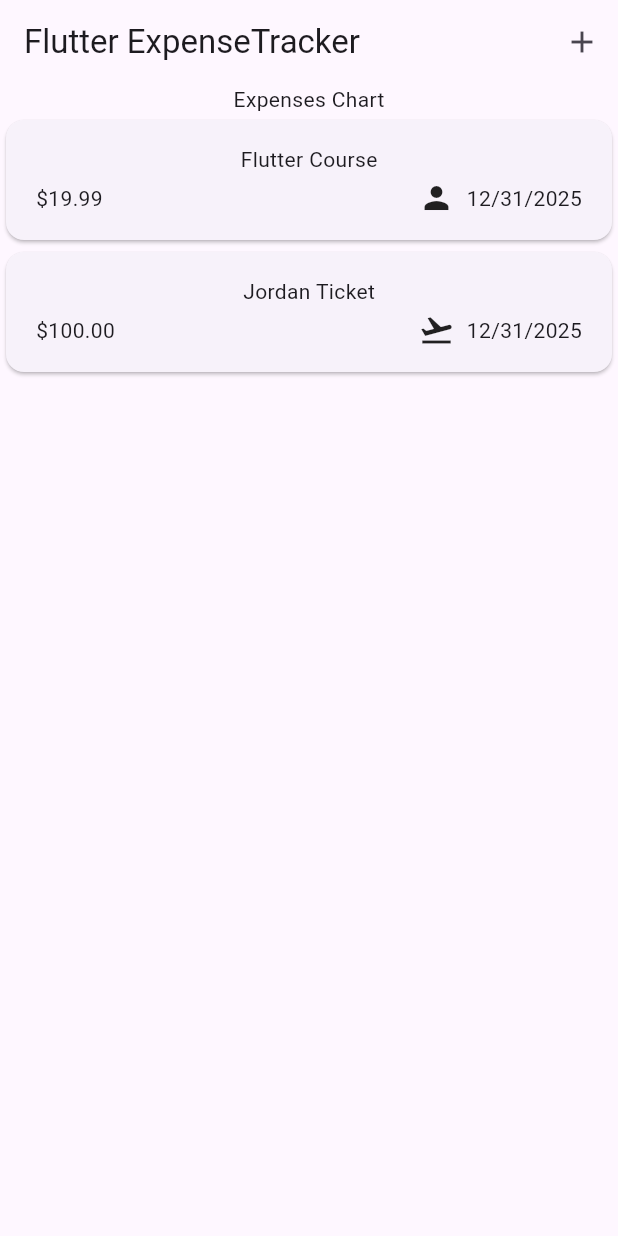
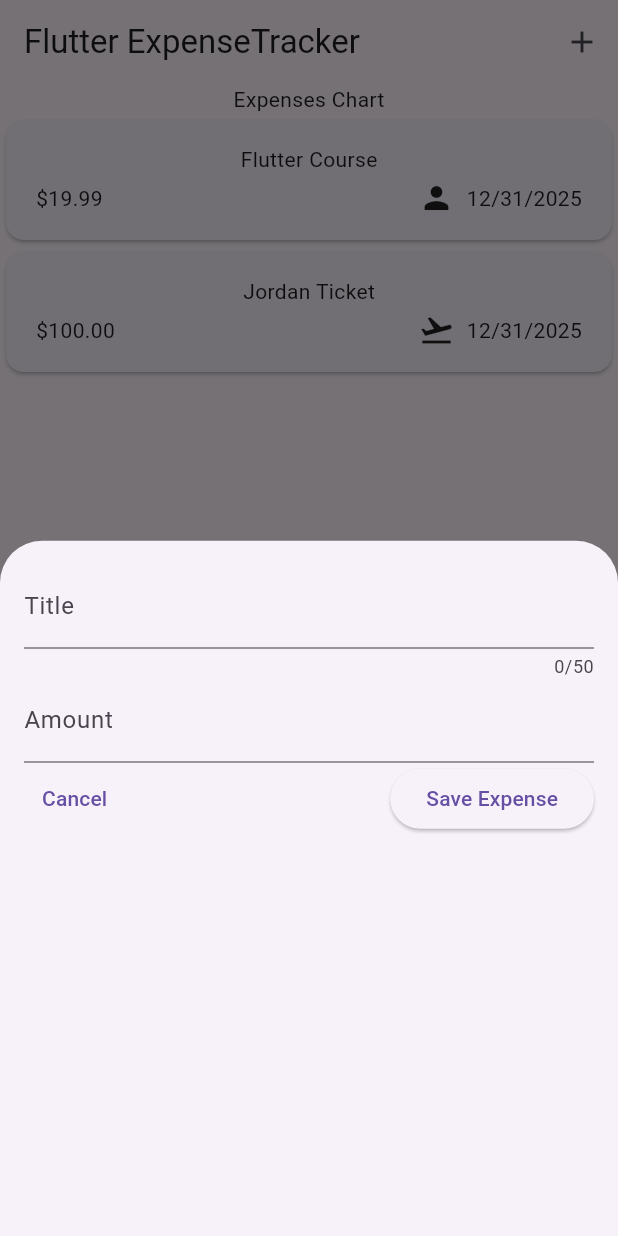
Before and after one commit to mxg-mega/expense_tracker, a Flutter app: the screen it shows after launch, after a tap on the "add" icon, on a phone screen of 412 x 824 dp. Run offline on Flutter 3.47's test engine with Material 3 defaults, Android fonts, the phone set to English and light mode, and no system bars.

Commit message:
Add NewExpense widget and integrate with ExpensesTracker

```diff
--- a/lib/widgets/expenses_tracker.dart
+++ b/lib/widgets/expenses_tracker.dart
@@ -1,5 +1,6 @@
 import 'package:expense_tracker/widgets/expenses_list/expenses_list.dart';
 import 'package:expense_tracker/models/expense.dart';
+import 'package:expense_tracker/widgets/new_expense.dart';
 import 'package:flutter/material.dart';
 
 class ExpensesTracker extends StatefulWidget {
@@ -27,6 +28,13 @@ class _ExpensesTrackerState extends State<ExpensesTracker> {
     ),
   ];
 
+  void _openAddExpenseOverlay() {
+    showModalBottomSheet(
+      context: context,
+      builder: (ctx) => NewExpense(),
+    );
+  }
+
   @override
   Widget build(BuildContext context) {
     return Scaffold(
@@ -34,7 +42,7 @@ class _ExpensesTrackerState extends State<ExpensesTracker> {
         title: const Text("Flutter ExpenseTracker"),
         actions: [
           IconButton(
-            onPressed: () {},
+            onPressed: _openAddExpenseOverlay,
             icon: const Icon(Icons.add),
           ),
         ],
--- /dev/null
+++ b/lib/widgets/new_expense.dart
@@ -0,0 +1,64 @@
+import 'package:flutter/material.dart';
+
+class NewExpense extends StatefulWidget {
+  const NewExpense({super.key});
+
+  @override
+  State<NewExpense> createState() => _NewExpenseState();
+}
+
+class _NewExpenseState extends State<NewExpense> {
+  // var enteredValue = '';
+
+  // void _saveTitleInput(String inputValue) {
+  //   enteredValue = inputValue;
+  // }
+
+  final _titleController = TextEditingController();
+  final _amountController = TextEditingController();
+
+  @override
+  Widget build(BuildContext context) {
+    return Padding(
+      padding: const EdgeInsets.all(16.0),
+      child: Column(
+        children: [
+          TextField(
+            maxLength: 50,
+            controller: _titleController,
+            // onChanged: _saveTitleInput
+            decoration: const InputDecoration(
+              label: Text('Title'),
+            ),
+          ),
+          TextField(
+            controller: _amountController,
+            decoration: const InputDecoration(
+              prefixText: '\$',
+              label: Text('Amount'),
+            ),
+            keyboardType: TextInputType.number,
+          ),
+          Row(
+            children: [
+              TextButton(
+                onPressed: () {
+                  Navigator.pop(context);
+                },
+                child: const Text("Cancel"),
+              ),
+              const Spacer(),
+              ElevatedButton(
+                onPressed: () {
+                  print(_titleController.text);
+                  print(_amountController.text);
+                },
+                child: const Text('Save Expense'),
+              ),
+            ],
+          )
+        ],
+      ),
+    );
+  }
+}
```
